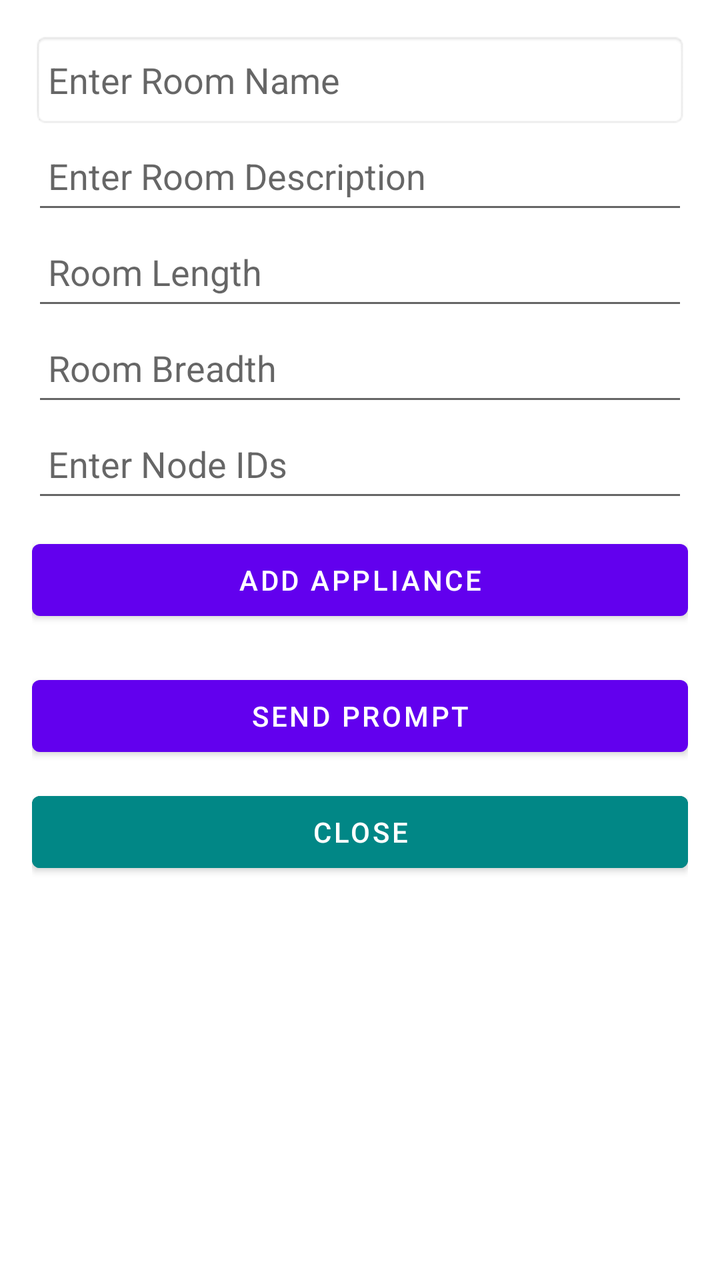
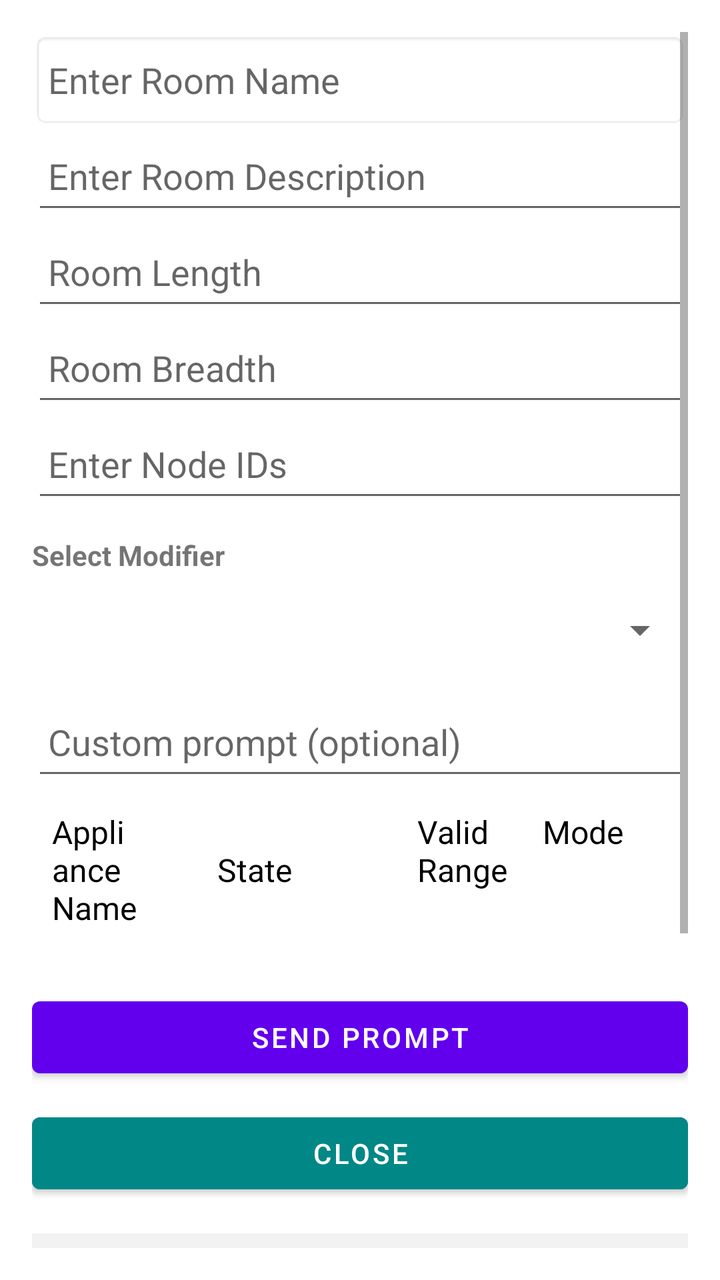

The first picture is an Android layout as it rendered before a commit; the second is the same layout after the commit. The layout source and the unified diff follow.
<!-- AndroidManifest.xml: application theme Theme.MyApp -->
<!-- res/layout/fragment_recommendation_prompt.xml -->
<?xml version="1.0" encoding="utf-8"?>
<LinearLayout xmlns:android="http://schemas.android.com/apk/res/android"
    android:orientation="vertical"
    android:layout_width="match_parent"
    android:layout_height="match_parent"
    android:padding="16dp"
    android:background="@drawable/dialog_background">

    
    <EditText
        android:id="@+id/inputRoomName"
        android:layout_width="match_parent"
        android:layout_height="wrap_content"
        android:background="@android:drawable/editbox_background"
        android:hint="Enter Room Name"
        android:minHeight="48dp"
        android:padding="8dp" />

    
    <EditText
        android:id="@+id/inputRoomDesc"
        android:layout_width="match_parent"
        android:layout_height="wrap_content"
        android:hint="Enter Room Description"
        android:minHeight="48dp"
        android:padding="8dp" />

    
    <EditText
        android:id="@+id/inputLength"
        android:layout_width="match_parent"
        android:layout_height="wrap_content"
        android:hint="Room Length"
        android:inputType="numberDecimal"
        android:minHeight="48dp"
        android:padding="8dp" />

    
    <EditText
        android:id="@+id/inputBreadth"
        android:layout_width="match_parent"
        android:layout_height="wrap_content"
        android:hint="Room Breadth"
        android:inputType="numberDecimal"
        android:minHeight="48dp"
        android:padding="8dp" />

    
    <EditText
        android:id="@+id/inputNodeIds"
        android:layout_width="match_parent"
        android:layout_height="wrap_content"
        android:hint="Enter Node IDs"
        android:inputType="text"
        android:minHeight="48dp"
        android:padding="8dp" />

    
    <Button
        android:id="@+id/btnAddAppliance"
        android:layout_width="match_parent"
        android:layout_height="wrap_content"
        android:text="Add Appliance"
        android:layout_marginTop="10dp"/>

    
    <androidx.recyclerview.widget.RecyclerView
        android:id="@+id/recyclerViewAppliances"
        android:layout_width="match_parent"
        android:layout_height="wrap_content"
        android:paddingTop="10dp"/>


    
    <Button
        android:id="@+id/btnSendPrompt"
        android:layout_width="match_parent"
        android:layout_height="wrap_content"
        android:text="Send Prompt"
        android:layout_marginTop="10dp"/>

    
    <Button
        android:id="@+id/closeButton"
        android:layout_width="match_parent"
        android:layout_height="wrap_content"
        android:text="Close"
        android:layout_marginTop="10dp"
        android:backgroundTint="@color/teal_700"
        android:textColor="@android:color/white"/>
</LinearLayout>
<!-- resources referenced by this layout -->
<resources>
  <color name="teal_700">#FF018786</color>
  <!-- drawable dialog_background (drawable) -->
  <?xml version="1.0" encoding="utf-8"?>
  <shape xmlns:android="http://schemas.android.com/apk/res/android"
      android:shape="rectangle">
      <corners android:radius="16dp" />
      <solid android:color="@android:color/white" />
  </shape>
  <style name="Theme.MyApp" parent="Theme.MaterialComponents.DayNight.DarkActionBar">
                  
                  <item name="colorPrimary">@color/purple_500</item>
                  <item name="colorPrimaryVariant">@color/purple_700</item>
                  <item name="colorOnPrimary">@color/white</item>
                  
                  <item name="colorSecondary">@color/teal_200</item>
                  <item name="colorSecondaryVariant">@color/teal_700</item>
                  <item name="colorOnSecondary">@color/black</item>
                  
                  <item name="android:statusBarColor" tools:targetApi="l">@android:color/transparent</item>
                  
          </style>
  <color name="purple_500">#FF6200EE</color>
  <color name="purple_700">#FF3700B3</color>
  <color name="white">#FFFFFFFF</color>
  <color name="teal_200">#FF03DAC5</color>
  <color name="black">#FF000000</color>
</resources>

<!-- the commit's change to res/layout/fragment_recommendation_prompt.xml (unified diff, before → after) -->
@@ -1,91 +1,196 @@
 <?xml version="1.0" encoding="utf-8"?>
-<LinearLayout xmlns:android="http://schemas.android.com/apk/res/android"
-    android:orientation="vertical"
+<ScrollView xmlns:android="http://schemas.android.com/apk/res/android"
     android:layout_width="match_parent"
     android:layout_height="match_parent"
     android:padding="16dp"
     android:background="@drawable/dialog_background">
 
-    
-    <EditText
-        android:id="@+id/inputRoomName"
+    <LinearLayout
+        android:orientation="vertical"
         android:layout_width="match_parent"
-        android:layout_height="wrap_content"
-        android:background="@android:drawable/editbox_background"
-        android:hint="Enter Room Name"
-        android:minHeight="48dp"
-        android:padding="8dp" />
+        android:layout_height="wrap_content">
 
-    
-    <EditText
-        android:id="@+id/inputRoomDesc"
-        android:layout_width="match_parent"
-        android:layout_height="wrap_content"
-        android:hint="Enter Room Description"
-        android:minHeight="48dp"
-        android:padding="8dp" />
+        
+        <EditText
+            android:id="@+id/inputRoomName"
+            android:layout_width="match_parent"
+            android:layout_height="wrap_content"
+            android:background="@android:drawable/editbox_background"
+            android:hint="Enter Room Name"
+            android:minHeight="48dp"
+            android:padding="8dp" />
 
-    
-    <EditText
-        android:id="@+id/inputLength"
-        android:layout_width="match_parent"
-        android:layout_height="wrap_content"
-        android:hint="Room Length"
-        android:inputType="numberDecimal"
-        android:minHeight="48dp"
-        android:padding="8dp" />
+        
+        <EditText
+            android:id="@+id/inputRoomDesc"
+            android:layout_width="match_parent"
+            android:layout_height="wrap_content"
+            android:hint="Enter Room Description"
+            android:minHeight="48dp"
+            android:padding="8dp" />
 
-    
-    <EditText
-        android:id="@+id/inputBreadth"
-        android:layout_width="match_parent"
-        android:layout_height="wrap_content"
-        android:hint="Room Breadth"
-        android:inputType="numberDecimal"
-        android:minHeight="48dp"
-        android:padding="8dp" />
+        
+        <EditText
+            android:id="@+id/inputLength"
+            android:layout_width="match_parent"
+            android:layout_height="wrap_content"
+            android:hint="Room Length"
+            android:inputType="numberDecimal"
+            android:minHeight="48dp"
+            android:padding="8dp" />
 
-    
-    <EditText
-        android:id="@+id/inputNodeIds"
-        android:layout_width="match_parent"
-        android:layout_height="wrap_content"
-        android:hint="Enter Node IDs"
-        android:inputType="text"
-        android:minHeight="48dp"
-        android:padding="8dp" />
+        
+        <EditText
+            android:id="@+id/inputBreadth"
+            android:layout_width="match_parent"
+            android:layout_height="wrap_content"
+            android:hint="Room Breadth"
+            android:inputType="numberDecimal"
+            android:minHeight="48dp"
+            android:padding="8dp" />
 
-    
-    <Button
-        android:id="@+id/btnAddAppliance"
-        android:layout_width="match_parent"
-        android:layout_height="wrap_content"
-        android:text="Add Appliance"
-        android:layout_marginTop="10dp"/>
+        
+        <EditText
+            android:id="@+id/inputNodeIds"
+            android:layout_width="match_parent"
+            android:layout_height="wrap_content"
+            android:hint="Enter Node IDs"
+            android:inputType="text"
+            android:minHeight="48dp"
+            android:padding="8dp" />
 
-    
-    <androidx.recyclerview.widget.RecyclerView
-        android:id="@+id/recyclerViewAppliances"
-        android:layout_width="match_parent"
-        android:layout_height="wrap_content"
-        android:paddingTop="10dp"/>
+        
+        <TextView
+            android:layout_width="match_parent"
+            android:layout_height="wrap_content"
+            android:text="Select Modifier"
+            android:textStyle="bold"
+            android:paddingTop="12dp"
+            android:paddingBottom="4dp"/>
 
+        <Spinner
+            android:id="@+id/spinnerModifier"
+            android:layout_width="match_parent"
+            android:layout_height="wrap_content"
+            android:minHeight="48dp" />
 
-    
-    <Button
-        android:id="@+id/btnSendPrompt"
-        android:layout_width="match_parent"
-        android:layout_height="wrap_content"
-        android:text="Send Prompt"
-        android:layout_marginTop="10dp"/>
+        
+        <EditText
+            android:id="@+id/inputCustomPrompt"
+            android:layout_width="match_parent"
+            android:layout_height="wrap_content"
+            android:hint="Custom prompt (optional)"
+            android:inputType="text"
+            android:minHeight="48dp"
+            android:padding="8dp"
+            android:layout_marginTop="8dp" />
 
-    
-    <Button
-        android:id="@+id/closeButton"
-        android:layout_width="match_parent"
-        android:layout_height="wrap_content"
-        android:text="Close"
-        android:layout_marginTop="10dp"
-        android:backgroundTint="@color/teal_700"
-        android:textColor="@android:color/white"/>
-</LinearLayout>
+        <LinearLayout
+            android:layout_width="match_parent"
+            android:layout_height="wrap_content"
+            android:orientation="horizontal"
+            android:padding="10dp">
+
+            <TextView
+                android:id="@+id/applianceName"
+                android:layout_width="0dp"
+                android:layout_height="wrap_content"
+                android:layout_weight="1"
+                android:textSize="16sp"
+                android:textColor="@android:color/black"
+                android:text="Appliance Name" />
+
+            <TextView
+                android:id="@+id/applianceState"
+                android:layout_width="wrap_content"
+                android:layout_height="wrap_content"
+                android:layout_weight="1"
+                android:layout_gravity="center"
+                android:text="     State"
+                android:textColor="@android:color/black"
+                android:textSize="16sp" />
+
+            <TextView
+                android:id="@+id/applianceRange"
+                android:layout_width="0dp"
+                android:layout_height="wrap_content"
+                android:layout_weight="1"
+                android:textSize="16sp"
+                android:textColor="@android:color/black"
+                android:layout_gravity="left"
+                android:text="Valid Range" />
+
+            <TextView
+                android:id="@+id/applianceMode"
+                android:layout_width="0dp"
+                android:layout_height="wrap_content"
+                android:layout_weight="1"
+                android:textSize="16sp"
+                android:textColor="@android:color/black"
+                android:layout_gravity="right"
+                android:text="Mode" />
+        </LinearLayout>
+
+        
+        <androidx.recyclerview.widget.RecyclerView
+            android:id="@+id/recyclerViewAppliances"
+            android:layout_width="match_parent"
+            android:layout_height="wrap_content"
+            android:paddingTop="10dp"/>
+
+        
+        <Button
+            android:id="@+id/btnSendPrompt"
+            android:layout_width="match_parent"
+            android:layout_height="wrap_content"
+            android:text="Send Prompt"
+            android:layout_marginTop="10dp"/>
+
+        
+        <Button
+            android:id="@+id/closeButton"
+            android:layout_width="match_parent"
+            android:layout_height="wrap_content"
+            android:text="Close"
+            android:layout_marginTop="10dp"
+            android:backgroundTint="@color/teal_700"
+            android:textColor="@android:color/white"/>
+
+        
+        <TextView
+            android:id="@+id/htmlResponseTextView"
+            android:layout_width="match_parent"
+            android:layout_height="85dp"
+            android:layout_marginTop="16dp"
+            android:layout_marginBottom="8dp"
+            android:autoLink="all"
+            android:background="#f2f2f2"
+            android:padding="8dp"
+            android:text="Received response will be shown here..."
+            android:textAppearance="@style/TextAppearance.AppCompat.Medium"
+            android:textColor="@android:color/black"
+            android:textIsSelectable="true" />
+
+        
+        <EditText
+            android:id="@+id/inputFeedback"
+            android:layout_width="match_parent"
+            android:layout_height="wrap_content"
+            android:hint="Write your feedback..."
+            android:minHeight="80dp"
+            android:gravity="top"
+            android:background="@android:drawable/edit_text"
+            android:padding="10dp"
+            android:layout_marginBottom="16dp"
+            android:inputType="textMultiLine"
+            android:maxLines="4" />
+        
+        <Button
+            android:id="@+id/btnSendFeedback"
+            android:layout_width="match_parent"
+            android:layout_height="wrap_content"
+            android:text="Send Feedback"
+            android:layout_marginTop="10dp"/>
+
+    </LinearLayout>
+</ScrollView>
